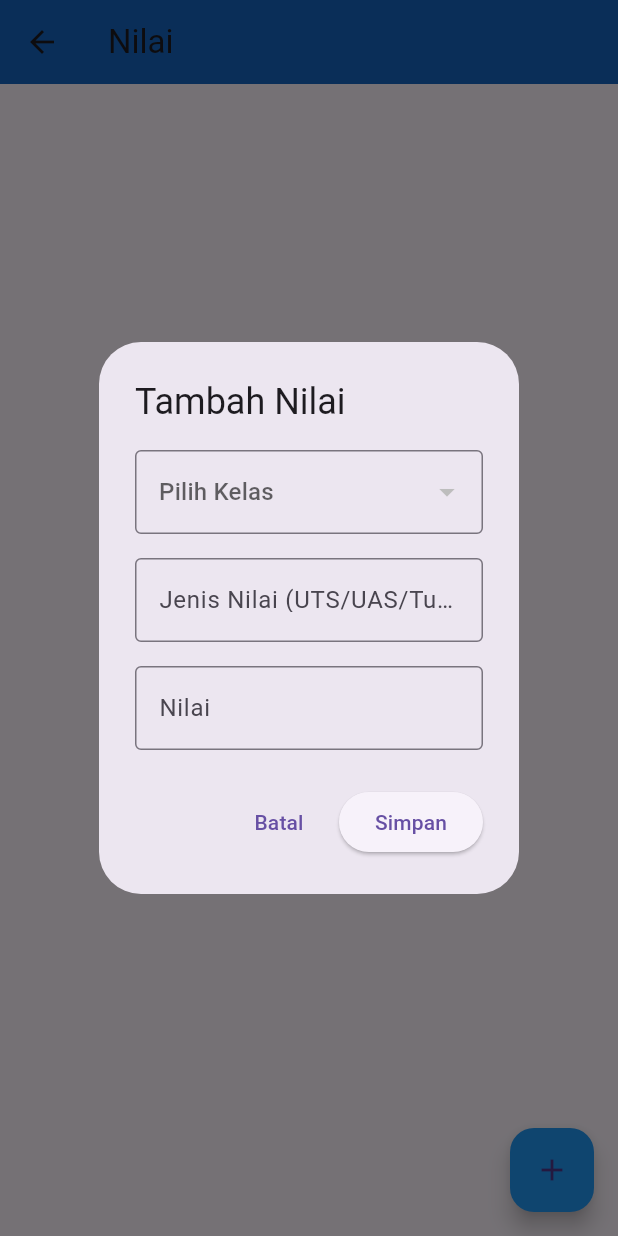
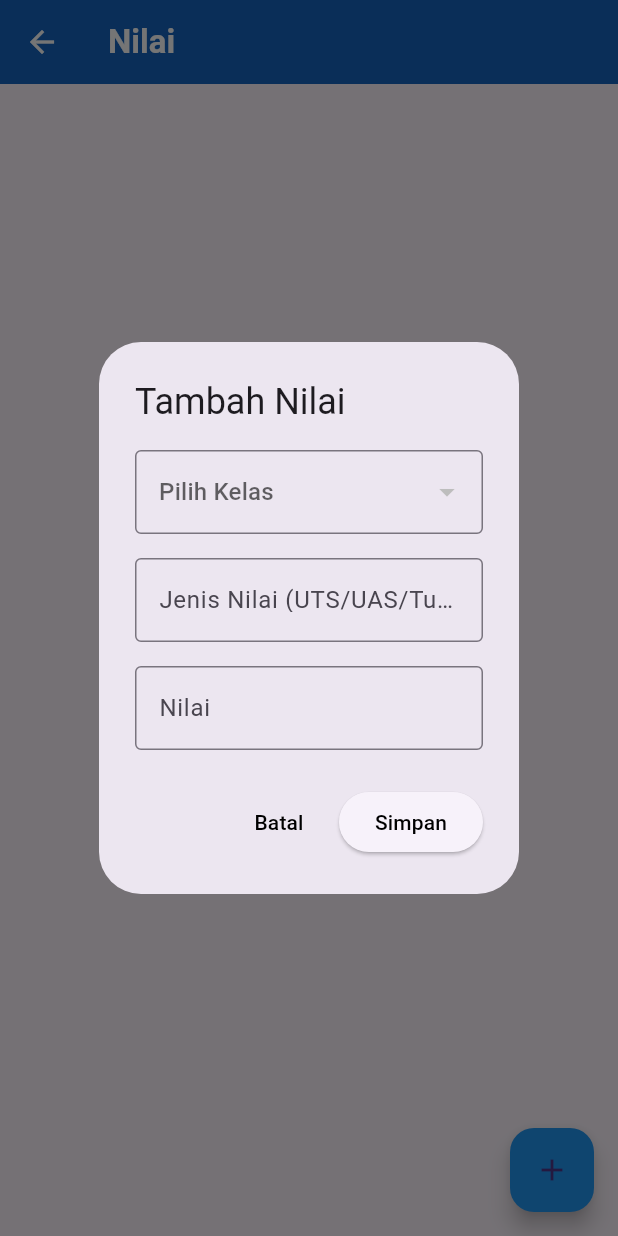
Before and after one commit to yipan12/ProjectClassroomUas, a Flutter app: the NilaiSiswaPage screen opened directly with empty values, after a tap on the "add" icon, on a phone screen of 412 x 824 dp. Run offline on Flutter 3.47's test engine with Material 3 defaults, Android fonts, the phone set to English and light mode, and no system bars; our stand-ins replace fluttertoast, salomon_bottom_bar, supabase_flutter; accounts and stored records are empty.

Commit message:
final ke 2

```diff
--- a/lib/pages/absensiPage.dart
+++ b/lib/pages/absensiPage.dart
@@ -70,9 +70,13 @@ class _absensiPageState extends State<absensiPage> {
       onWillPop: _onWillPop,
       child: Scaffold(
         appBar: AppBar(
-          title: Text('Detail Kelas'),
+          title: Text(
+            'Detail Kelas',
+            style: TextStyle(color: Colors.white),
+          ),
           elevation: 0,
           backgroundColor: Colors.blue,
+          iconTheme: IconThemeData(color: Colors.white),
         ),
         floatingActionButton: Consumer<KelasProvider>(
           builder: (context, provider, child) {
--- a/lib/pages/homePage.dart
+++ b/lib/pages/homePage.dart
@@ -1,9 +1,7 @@
-import 'package:Classroom/main.dart';
 import 'package:Classroom/pages/jadwalPage.dart';
 import 'package:Classroom/pages/listNilaiPage.dart';
 import 'package:flutter/material.dart';
 import 'package:salomon_bottom_bar/salomon_bottom_bar.dart';
-import 'package:Classroom/pages/jadwalPage.dart';
 import 'package:Classroom/pages/listAbsenPage.dart';
 
 class HomePage extends StatefulWidget {
--- a/lib/pages/jadwalPage.dart
+++ b/lib/pages/jadwalPage.dart
@@ -135,7 +135,10 @@ class _jadwalPageState extends State<jadwalPage> {
   Widget build(BuildContext context) {
     return Scaffold(
       appBar: AppBar(
-        title: Text('Jadwal Kelas'),
+        title: Text(
+          'Jadwal Kelas',
+          style: TextStyle(color: Colors.white),
+        ),
         backgroundColor: Colors.blue,
         elevation: 0,
       ),
--- a/lib/pages/listAbsenPage.dart
+++ b/lib/pages/listAbsenPage.dart
@@ -143,7 +143,10 @@ class _listAbsenPageState extends State<listAbsenPage>
   Widget build(BuildContext context) {
     return Scaffold(
       appBar: AppBar(
-        title: Text('Absensi Kelas'),
+        title: Text(
+          'Absensi Kelas',
+          style: TextStyle(color: Colors.white),
+        ),
         backgroundColor: Colors.blue,
       ),
       body: Consumer<KelasProvider>(
--- a/lib/pages/listNilaiPage.dart
+++ b/lib/pages/listNilaiPage.dart
@@ -21,7 +21,10 @@ class _listNilaiPageState extends State<listNilaiPage> {
   Widget build(BuildContext context) {
     return Scaffold(
       appBar: AppBar(
-        title: Text('Daftar Nilai'),
+        title: Text(
+          'Daftar Nilai',
+          style: TextStyle(color: Colors.white),
+        ),
         backgroundColor: Colors.blue,
         elevation: 0,
       ),
--- a/lib/pages/listSiswaNilaiPage.dart
+++ b/lib/pages/listSiswaNilaiPage.dart
@@ -120,9 +120,13 @@ class _NilaiDetailPageState extends State<NilaiDetailPage> {
   Widget build(BuildContext context) {
     return Scaffold(
       appBar: AppBar(
-        title: Text('Detail Nilai'),
+        title: Text(
+          'Detail Nilai',
+          style: TextStyle(color: Colors.white),
+        ),
         elevation: 0,
         backgroundColor: Colors.blue,
+        iconTheme: IconThemeData(color: Colors.white),
       ),
       body: Consumer<KelasProvider>(
         builder: (context, kelasProvider, child) {
--- a/lib/pages/nilaiSiswaPage.dart
+++ b/lib/pages/nilaiSiswaPage.dart
@@ -117,7 +117,10 @@ class _NilaiSiswaPageState extends State<NilaiSiswaPage> {
               actions: [
                 TextButton(
                   onPressed: () => Navigator.pop(context),
-                  child: Text('Batal'),
+                  child: Text(
+                    'Batal',
+                    style: TextStyle(color: Colors.black),
+                  ),
                 ),
                 ElevatedButton(
                   onPressed: () {
@@ -131,7 +134,10 @@ class _NilaiSiswaPageState extends State<NilaiSiswaPage> {
                       Navigator.pop(context);
                     }
                   },
-                  child: Text('Simpan'),
+                  child: Text(
+                    'Simpan',
+                    style: TextStyle(color: Colors.black),
+                  ),
                 ),
               ],
             );
@@ -219,9 +225,13 @@ class _NilaiSiswaPageState extends State<NilaiSiswaPage> {
   Widget build(BuildContext context) {
     return Scaffold(
       appBar: AppBar(
-        title: Text('Nilai ${widget.namaSiswa}'),
+        title: Text(
+          'Nilai ',
+          style: TextStyle(color: Colors.white, fontWeight: FontWeight.w600),
+        ),
         elevation: 0,
         backgroundColor: Colors.blue.shade800,
+        iconTheme: IconThemeData(color: Colors.white),
       ),
       body: Consumer<KelasProvider>(
         builder: (context, kelasProvider, child) {
--- a/pubspec.yaml
+++ b/pubspec.yaml
@@ -36,8 +36,6 @@ dependencies:
   cupertino_icons: ^1.0.8
   provider: ^6.1.2
   supabase_flutter: ^2.8.3
-  go_router: ^14.6.3
-  flutter_spinkit: ^5.2.1
   fluttertoast: ^8.2.10
   mockito: ^5.4.5
   build_runner: ^2.4.14
```
Also changed, not shown: lib/providers/kelasProvider.dart (+16 -1 lines), pubspec.lock.
